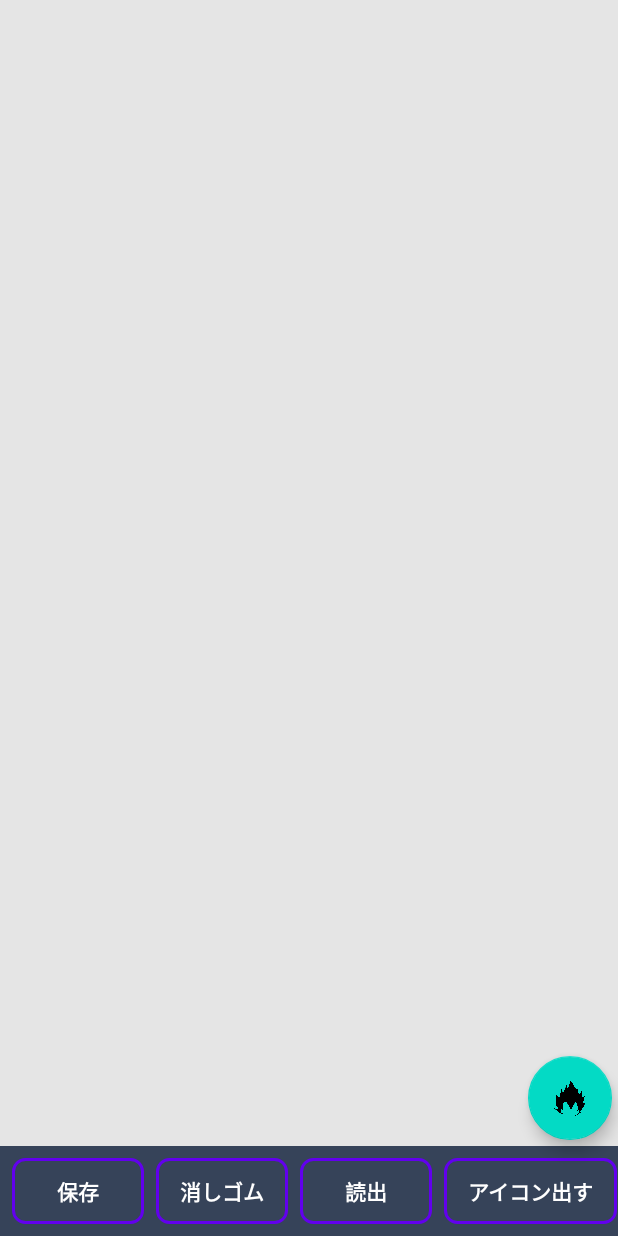
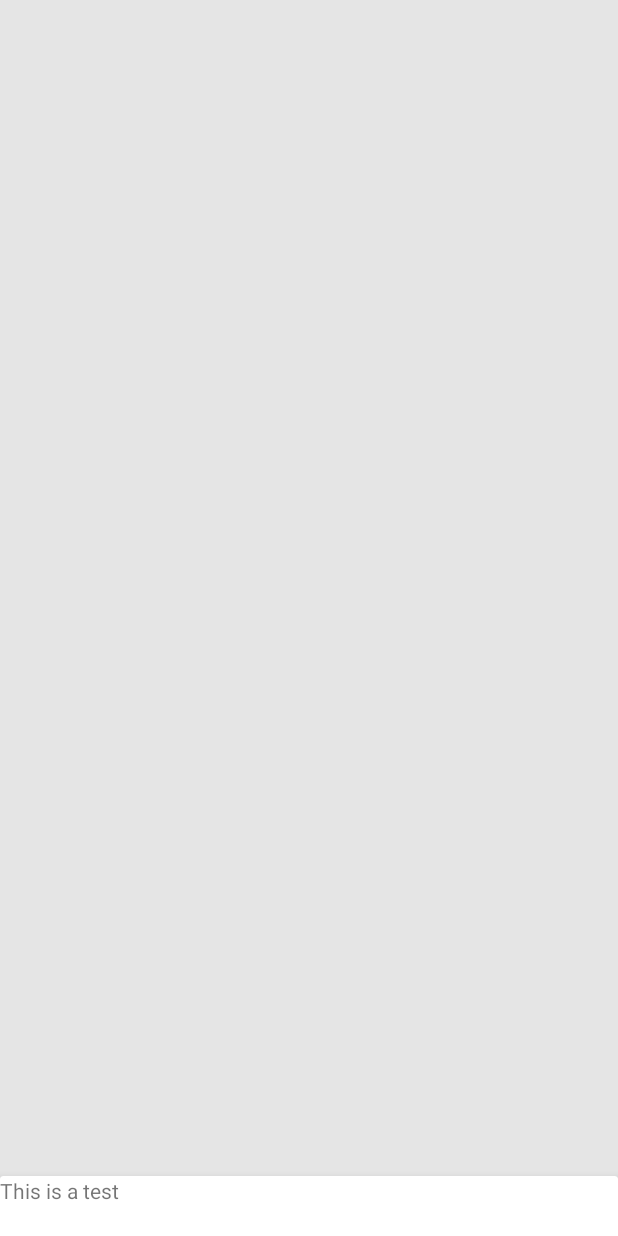
Before and after one commit to vegeta2102/paint_app, an Android app: the screen it shows after launch (MainActivity), on a phone screen of 412 x 824 dp. Run offline under Robolectric (Android 15) with nearby library versions, the phone set to English and light mode, and no system bars; our stand-ins replace Dagger/Hilt's generated code, data binding; libraries missing offline, so code that uses them is left out: androidx.hilt.lifecycle, com.himanshurawat.imageworker, permissions.dispatcher; pictures from the network do not load; 1 statement that could not run was skipped.

Commit message:
Add cardview

```diff
--- a/app/src/main/java/jp/co/paint/app/PaintFragment.kt
+++ b/app/src/main/java/jp/co/paint/app/PaintFragment.kt
@@ -3,11 +3,13 @@ package jp.co.paint.app
 import android.graphics.Bitmap
 import android.graphics.Canvas
 import android.os.Bundle
+import android.util.Log
 import android.view.View
 import android.widget.Toast
 import androidx.appcompat.app.AlertDialog
 import androidx.fragment.app.Fragment
 import androidx.fragment.app.viewModels
+import com.google.android.material.bottomsheet.BottomSheetBehavior
 import com.himanshurawat.imageworker.Extension
 import com.himanshurawat.imageworker.ImageWorker
 import dagger.hilt.android.AndroidEntryPoint
@@ -27,12 +29,30 @@ class PaintFragment : Fragment(R.layout.fragment_paint) {
         FragmentPaintBinding.bind(view).apply {
             lifecycleOwner = viewLifecycleOwner
             viewmodel = paintViewModel
+            BottomSheetBehavior.from(bottomSheet).apply {
+                this.state = BottomSheetBehavior.STATE_COLLAPSED
+                addBottomSheetCallback(bottomSheetCallback)
+            }
+
             initView(this)
         }
     }
 
+    private val bottomSheetCallback = object : BottomSheetBehavior.BottomSheetCallback() {
+
+        override fun onSlide(bottomSheet: View, slideOffset: Float) {
+            Log.d("BottomSheet onSlide", slideOffset.toString())
+            Log.d("BottomSheet onSlideWitdh", bottomSheet.height.toString())
+            Log.d("BottomSheet getY", bottomSheet.y.toString())
+        }
+
+        override fun onStateChanged(bottomSheet: View, newState: Int) {
+            Log.d("BottomSheet", newState.toString())
+        }
+    }
+
     private fun initView(binding: FragmentPaintBinding) {
-        binding.undo.setOnClickListener {
+        /*binding.undo.setOnClickListener {
             binding.drawingView.setErase(isErase = true)
         }
         binding.save.setOnClickListener {
@@ -52,7 +72,7 @@ class PaintFragment : Fragment(R.layout.fragment_paint) {
             bitmap?.let {
                 binding.drawingView.loadFile(it)
             }
-        }
+        }*/
     }
 
     private fun saveFile(bitmap: Bitmap) {
--- a/app/src/main/res/layout/fragment_paint.xml
+++ b/app/src/main/res/layout/fragment_paint.xml
@@ -10,87 +10,51 @@
             type="jp.co.paint.app.PaintViewModel" />
     </data>
 
-    <androidx.constraintlayout.widget.ConstraintLayout
+    <androidx.coordinatorlayout.widget.CoordinatorLayout
         android:layout_width="match_parent"
-        android:layout_height="match_parent">
+        android:layout_height="match_parent"
+        android:background="@color/bg_white">
 
         <jp.co.paint.app.DrawingView
             android:id="@+id/drawing_view"
             android:layout_width="match_parent"
-            android:layout_height="0dp"
-            android:background="@color/bg_white"
-            app:layout_constraintBottom_toTopOf="@id/button_group"
-            app:layout_constraintTop_toTopOf="parent" />
+            android:layout_height="match_parent"
+            android:layout_marginBottom="40dp"
+            android:background="@color/bg_white" />
 
-        <androidx.constraintlayout.widget.ConstraintLayout
-            android:id="@+id/button_group"
+        <androidx.cardview.widget.CardView
+            android:id="@+id/bottomSheet"
             android:layout_width="match_parent"
-            android:layout_height="60dp"
-            android:background="@color/bg_dark_gray"
-            app:layout_constraintBottom_toBottomOf="parent">
+            android:layout_height="wrap_content"
+            android:clickable="false"
+            app:behavior_hideable="false"
+            app:behavior_peekHeight="40dp"
+            app:cardCornerRadius="2dp"
+            app:cardElevation="8dp"
+            app:layout_behavior="com.google.android.material.bottomsheet.BottomSheetBehavior">
 
-            <Button
-                android:id="@+id/save"
-                style="@style/AppButton.Outlined"
-                android:layout_width="wrap_content"
-                android:layout_height="match_parent"
-                android:layout_marginStart="8dp"
-                android:layout_marginTop="8dp"
-                android:layout_marginBottom="8dp"
-                android:text="保存"
-                app:layout_constraintBottom_toBottomOf="parent"
-                app:layout_constraintStart_toStartOf="parent"
-                app:layout_constraintTop_toTopOf="parent" />
+            <androidx.constraintlayout.widget.ConstraintLayout
+                android:layout_width="match_parent"
+                android:layout_height="wrap_content">
 
-            <Button
-                android:id="@+id/undo"
-                style="@style/AppButton.Outlined"
-                android:layout_width="wrap_content"
-                android:layout_height="match_parent"
-                android:layout_marginStart="8dp"
-                android:layout_marginTop="8dp"
-                android:layout_marginBottom="8dp"
-                android:text="消しゴム"
-                app:layout_constraintBottom_toBottomOf="parent"
-                app:layout_constraintStart_toEndOf="@id/save"
-                app:layout_constraintTop_toTopOf="parent" />
+                <TextView
+                    android:id="@+id/title"
+                    android:layout_width="match_parent"
+                    android:layout_height="40dp"
+                    android:text="This is a test"
+                    app:layout_constraintStart_toStartOf="parent"
+                    app:layout_constraintTop_toTopOf="parent" />
 
-            <Button
-                android:id="@+id/import_image"
-                style="@style/AppButton.Outlined"
-                android:layout_width="wrap_content"
-                android:layout_height="match_parent"
-                android:layout_marginStart="8dp"
-                android:layout_marginTop="8dp"
-                android:layout_marginBottom="8dp"
-                android:text="読出"
-                app:layout_constraintBottom_toBottomOf="parent"
-                app:layout_constraintStart_toEndOf="@id/undo"
-                app:layout_constraintTop_toTopOf="parent" />
+                <Button
+                    android:id="@+id/save"
+                    android:layout_width="wrap_content"
+                    android:layout_height="wrap_content"
+                    android:text="save"
+                    app:layout_constraintStart_toStartOf="parent"
+                    app:layout_constraintTop_toBottomOf="@id/title" />
+            </androidx.constraintlayout.widget.ConstraintLayout>
 
-            <Button
-                android:id="@+id/insert_icon"
-                style="@style/AppButton.Outlined"
-                android:layout_width="wrap_content"
-                android:layout_height="match_parent"
-                android:layout_marginStart="8dp"
-                android:layout_marginTop="8dp"
-                android:layout_marginBottom="8dp"
-                android:text="アイコン出す"
-                app:layout_constraintBottom_toBottomOf="parent"
-                app:layout_constraintStart_toEndOf="@id/import_image"
-                app:layout_constraintTop_toTopOf="parent" />
+        </androidx.cardview.widget.CardView>
 
-        </androidx.constraintlayout.widget.ConstraintLayout>
-
-        <com.google.android.material.floatingactionbutton.FloatingActionButton
-            android:id="@+id/fab"
-            android:layout_width="wrap_content"
-            android:layout_height="wrap_content"
-            android:layout_margin="4dp"
-            android:src="@drawable/vegeta_icon"
-            app:layout_constraintBottom_toTopOf="@id/button_group"
-            app:layout_constraintEnd_toEndOf="parent" />
-
-    </androidx.constraintlayout.widget.ConstraintLayout>
+    </androidx.coordinatorlayout.widget.CoordinatorLayout>
 </layout>
```
Also changed, not shown: app/src/main/java/jp/co/paint/app/bottomsheet/PaintBottomSheetDialogFragment.kt (deleted, +0 -58 lines), app/src/main/java/jp/co/paint/app/bottomsheet/PaintBottomSheetViewModel.kt (deleted, +0 -12 lines), app/src/main/res/layout/paint_bottom_sheet_layout.xml (deleted, +0 -38 lines), 25 other files.
